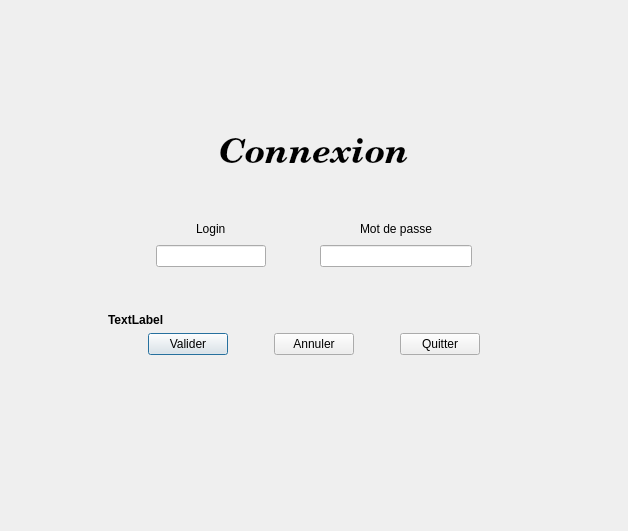
Above: connexion.ui from xXRem08Xx/NewWorld_BackOffice before the change. Below: the same form after it.
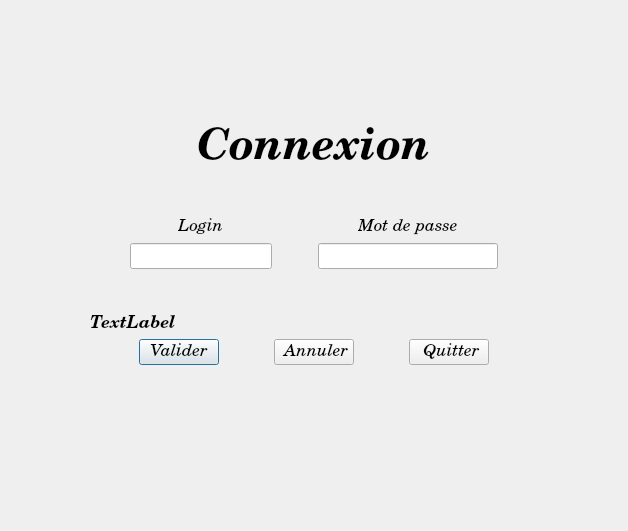
That is the form after the change. Icons and pictures are not drawn.

Patch:
```diff
--- a/connexion.ui
+++ b/connexion.ui
@@ -10,6 +10,13 @@
     <height>531</height>
    </rect>
   </property>
+  <property name="font">
+   <font>
+    <family>Century Schoolbook L</family>
+    <pointsize>13</pointsize>
+    <italic>true</italic>
+   </font>
+  </property>
   <property name="windowTitle">
    <string>Dialog</string>
   </property>
@@ -53,7 +60,7 @@
          <property name="font">
           <font>
            <family>Century Schoolbook L</family>
-           <pointsize>26</pointsize>
+           <pointsize>32</pointsize>
            <weight>75</weight>
            <italic>true</italic>
            <bold>true</bold>
@@ -311,7 +318,7 @@
            <item>
             <widget class="QPushButton" name="pushButtonAnnuler">
              <property name="text">
-              <string>Annuler</string>
+              <string> Annuler</string>
              </property>
              <property name="icon">
               <iconset resource="ressources.qrc">
@@ -335,7 +342,7 @@
            <item>
             <widget class="QPushButton" name="pushButtonQuitter">
              <property name="text">
-              <string>Quitter</string>
+              <string> Quitter</string>
              </property>
              <property name="icon">
               <iconset resource="ressources.qrc">
```
